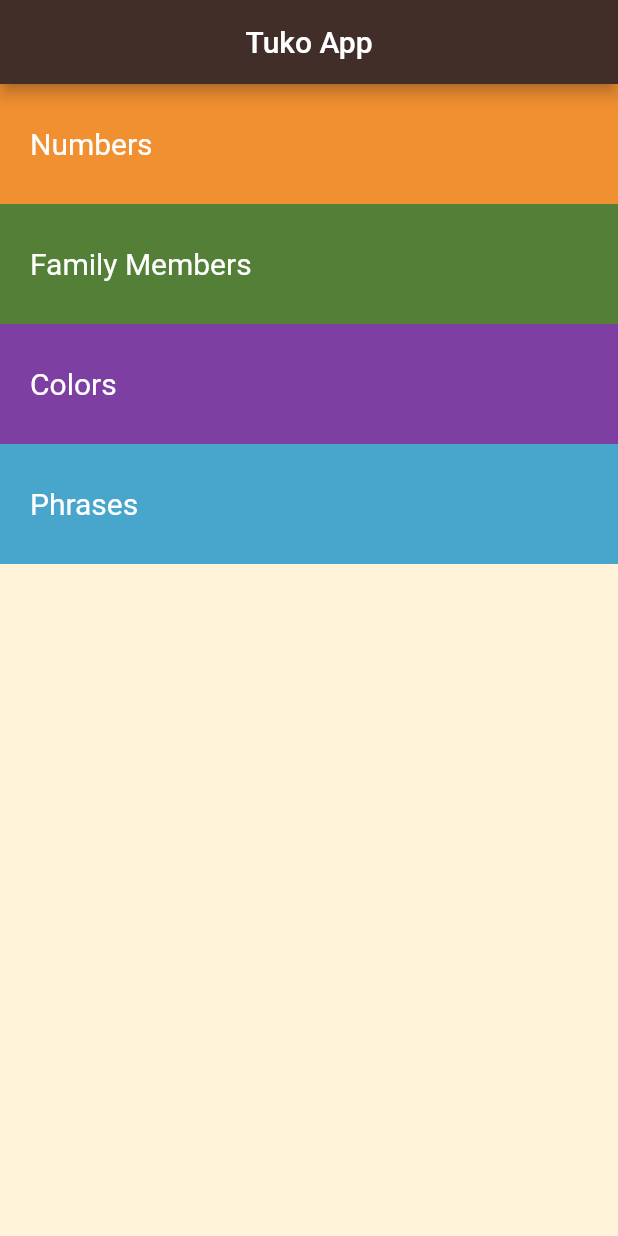
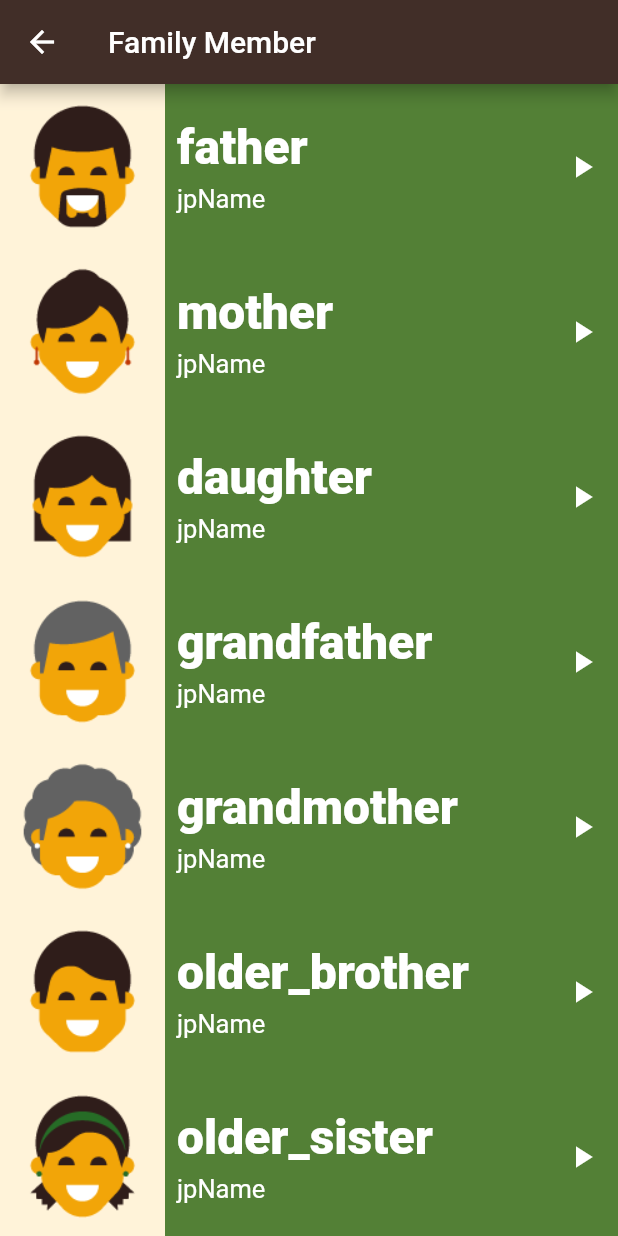
Before and after one commit to HusseinElwakeel/tuko2_app, a Flutter app: the screen it shows after launch, after a tap on "Family Members", on a phone screen of 412 x 824 dp. Run offline on Flutter 3.47's test engine with Material 2 defaults, Android fonts, the light colour scheme and no system bars; our stand-ins replace audioplayers.

Commit message:
Family Member Screen with it's model the screen without sound

```diff
--- /dev/null
+++ b/lib/component/family_member_item.dart
@@ -0,0 +1,64 @@
+import 'package:flutter/cupertino.dart';
+import 'package:flutter/material.dart';
+import 'package:tuko_app/models/family_member_model.dart';
+
+class FmailyMemberItem extends StatelessWidget {
+  const FmailyMemberItem({super.key, required this.member});
+
+  final FamilyMemberModel member;
+
+  @override
+  Widget build(BuildContext context) {
+    return Container(
+      color: Color(0xff538036),
+      child: Row(
+        children: [
+          Container(
+            height: 110,
+            decoration: BoxDecoration(
+              color: Color(0xfffff3d9),
+            ),
+            child: Image(
+              image: AssetImage(member.image),
+            ),
+          ),
+          Padding(
+            padding: const EdgeInsets.all(8.0),
+            child: Column(
+              crossAxisAlignment: CrossAxisAlignment.start,
+              children: [
+                Text(
+                  member.enName,
+                  style: TextStyle(
+                    color: Colors.white,
+                    fontSize: 32,
+                    fontWeight: FontWeight.w900,
+                  ),
+                ),
+                SizedBox(
+                  height: 5,
+                ),
+                Text(
+                  member.jpName,
+                  style: TextStyle(
+                    fontSize: 17,
+                    color: Colors.white,
+                  ),
+                ),
+              ],
+            ),
+          ),
+          Spacer(
+            flex: 3,
+          ),
+          IconButton(
+              onPressed: () {},
+              icon: Icon(
+                Icons.play_arrow,
+                color: Colors.white,
+              ))
+        ],
+      ),
+    );
+  }
+}
--- a/lib/main.dart
+++ b/lib/main.dart
@@ -16,6 +16,9 @@ class MyApp extends StatelessWidget {
       debugShowCheckedModeBanner: false,
       title: 'Flutter Demo',
       theme: ThemeData(
+        appBarTheme: AppBarTheme(
+          backgroundColor: Color(0xff412e28),
+        ),
         colorScheme: ColorScheme.fromSeed(seedColor: Colors.deepPurple),
         useMaterial3: false,
       ),
--- /dev/null
+++ b/lib/models/family_member_model.dart
@@ -0,0 +1,12 @@
+class FamilyMemberModel {
+  final String enName;
+  final String jpName;
+  final String image;
+  final String sound;
+
+  FamilyMemberModel(
+      {required this.enName,
+      required this.jpName,
+      required this.image,
+      required this.sound});
+}
--- a/lib/screens/HomeScreen.dart
+++ b/lib/screens/HomeScreen.dart
@@ -1,6 +1,7 @@
 import 'package:flutter/material.dart';
 import 'package:tuko_app/component/Category%20Widget.dart';
 import 'package:tuko_app/screens/NumbersScreen.dart';
+import 'package:tuko_app/screens/familyMemberScreen.dart';
 
 class HomeScreen extends StatelessWidget {
   const HomeScreen({super.key});
@@ -30,7 +31,15 @@ class HomeScreen extends StatelessWidget {
                     ));
               }),
           Category(
-              text: "Family Members", color: Color(0xff538036), onTap: () {}),
+              text: "Family Members",
+              color: Color(0xff538036),
+              onTap: () {
+                Navigator.push(context, MaterialPageRoute(
+                  builder: (context) {
+                    return FamilyMemberScreen();
+                  },
+                ));
+              }),
           Category(
             text: "Colors",
             color: Color(0xff7d3fa2),
--- /dev/null
+++ b/lib/screens/familyMemberScreen.dart
@@ -0,0 +1,77 @@
+import 'package:flutter/material.dart';
+import 'package:tuko_app/component/family_member_item.dart';
+import 'package:tuko_app/models/family_member_model.dart';
+
+class FamilyMemberScreen extends StatelessWidget {
+  FamilyMemberScreen({super.key});
+
+  final List<FamilyMemberModel> family = [
+    FamilyMemberModel(
+        enName: "father",
+        jpName: "jpName",
+        image: "assets/images/family_members/family_father.png",
+        sound: "sounds/family_members/father.wav"),
+    FamilyMemberModel(
+        enName: "mother",
+        jpName: "jpName",
+        image: "assets/images/family_members/family_mother.png",
+        sound: "sounds/family_members/mother.wav"),
+    FamilyMemberModel(
+        enName: "daughter",
+        jpName: "jpName",
+        image: "assets/images/family_members/family_daughter.png",
+        sound: "sounds/family_members/daughter.wav"),
+    FamilyMemberModel(
+        enName: "grandfather",
+        jpName: "jpName",
+        image: "assets/images/family_members/family_grandfather.png",
+        sound: "sounds/family_members/grand father.wav"),
+    FamilyMemberModel(
+        enName: "grandmother",
+        jpName: "jpName",
+        image: "assets/images/family_members/family_grandmother.png",
+        sound: "sounds/family_members/grand mother.wav"),
+    FamilyMemberModel(
+        enName: "older_brother",
+        jpName: "jpName",
+        image: "assets/images/family_members/family_older_brother.png",
+        sound: "sounds/family_members/older bother.wav"),
+    FamilyMemberModel(
+        enName: "older_sister",
+        jpName: "jpName",
+        image: "assets/images/family_members/family_older_sister.png",
+        sound: "sounds/family_members/older sister.wav"),
+    FamilyMemberModel(
+        enName: "son",
+        jpName: "jpName",
+        image: "assets/images/family_members/family_son.png",
+        sound: "sounds/family_members/son.wav"),
+    FamilyMemberModel(
+        enName: "younger_brother",
+        jpName: "jpName",
+        image: "assets/images/family_members/family_younger_brother.png",
+        sound: "sounds/family_members/younger brohter.wav"),
+    FamilyMemberModel(
+        enName: "younger_sister",
+        jpName: "jpName",
+        image: "assets/images/family_members/family_younger_sister.png",
+        sound: "sounds/family_members/younger sister.wav"),
+  ];
+
+  @override
+  Widget build(BuildContext context) {
+    return Scaffold(
+      appBar: AppBar(
+        title: Text("Family Member"),
+      ),
+      body: ListView.builder(
+        itemBuilder: (context, index) {
+          return FmailyMemberItem(
+            member: family[index],
+          );
+        },
+        itemCount: family.length,
+      ),
+    );
+  }
+}
--- a/pubspec.yaml
+++ b/pubspec.yaml
@@ -65,6 +65,7 @@ flutter:
     - assets/images/family_members/
     - assets/images/numbers/
     - assets/sounds/numbers/
+    - assets/sounds/family_members/
   # An image asset can refer to one or more resolution-specific "variants", see
   # https://flutter.dev/assets-and-images/#resolution-aware
 
```
